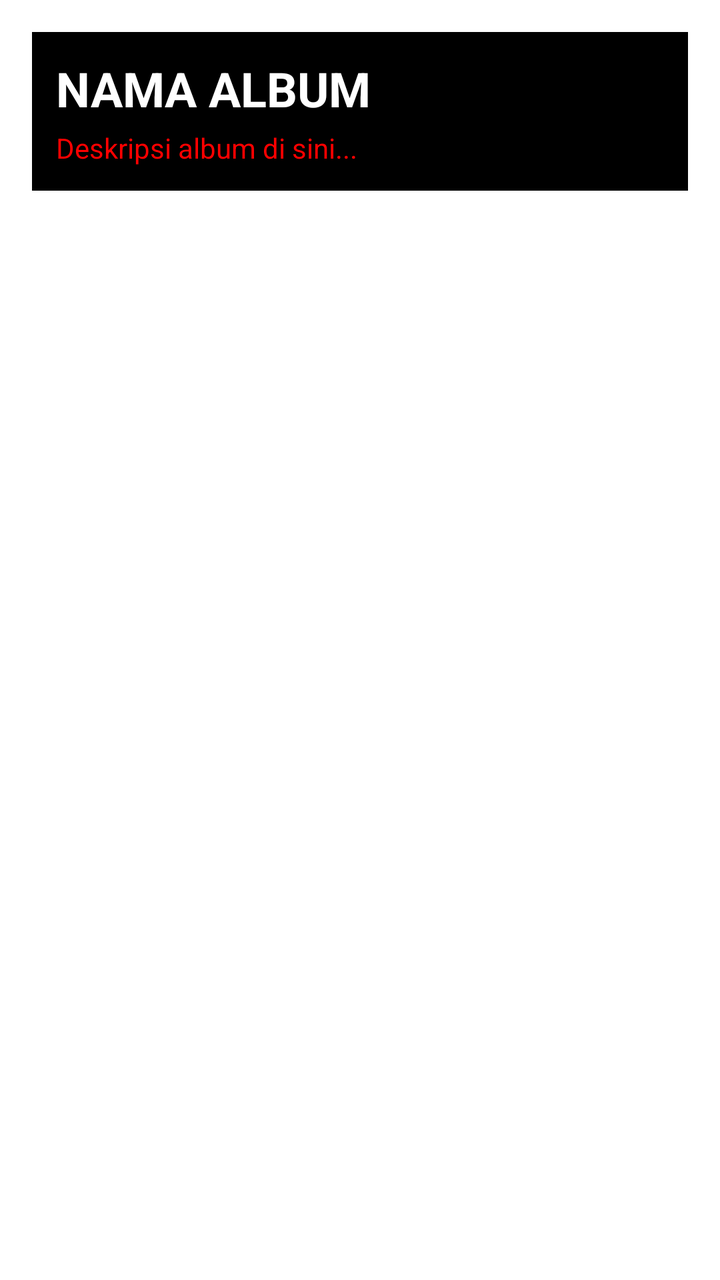
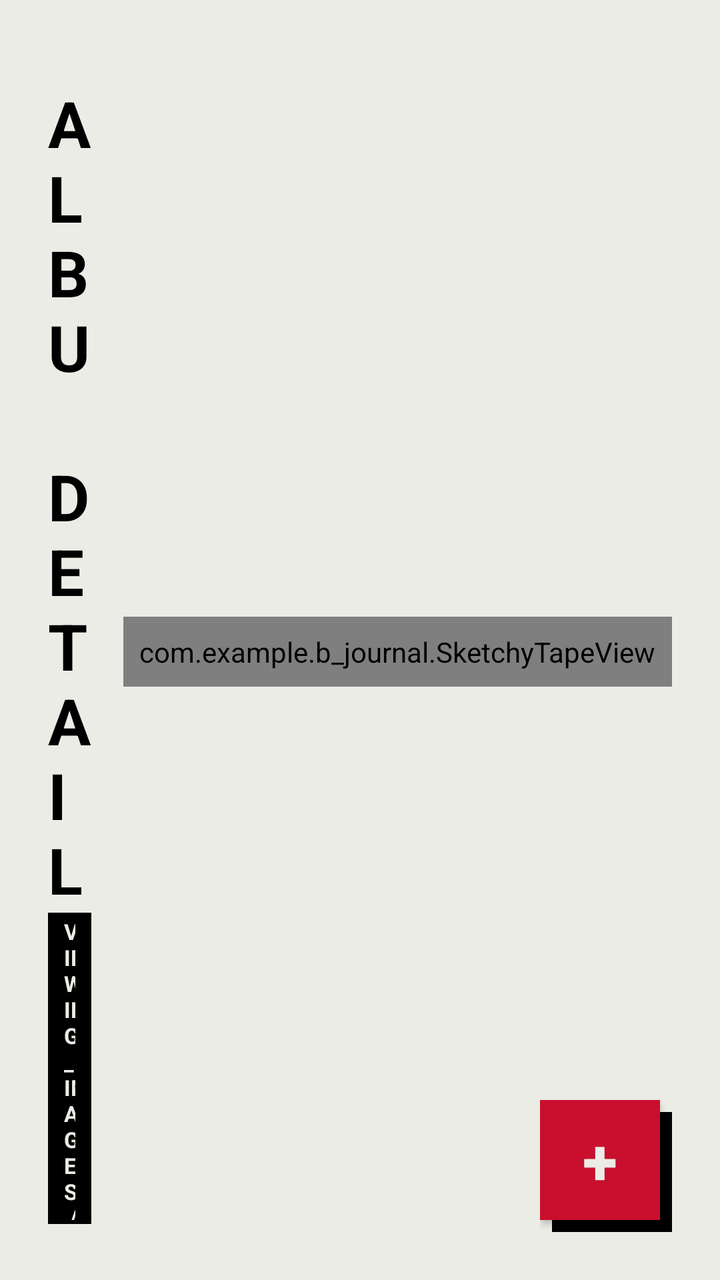

The first picture is an Android layout as it rendered before a commit; the second is the same layout after the commit. The layout source and the unified diff follow.
<!-- AndroidManifest.xml: application theme Theme.BJournal -->
<!-- res/layout/activity_detail_album.xml -->
<?xml version="1.0" encoding="utf-8"?>
<LinearLayout xmlns:android="http://schemas.android.com/apk/res/android"
    android:layout_width="match_parent"
    android:layout_height="match_parent"
    android:background="#FFFFFF"
    android:orientation="vertical"
    android:padding="16dp">

    <LinearLayout
        android:layout_width="match_parent"
        android:layout_height="wrap_content"
        android:background="#000000"
        android:padding="12dp"
        android:orientation="vertical"
        android:layout_marginBottom="16dp">

        <TextView
            android:id="@+id/tv_detail_title"
            android:layout_width="match_parent"
            android:layout_height="wrap_content"
            android:text="NAMA ALBUM"
            android:textColor="#FFFFFF"
            android:textSize="24sp"
            android:textStyle="bold" />

        <TextView
            android:id="@+id/tv_detail_desc"
            android:layout_width="match_parent"
            android:layout_height="wrap_content"
            android:text="Deskripsi album di sini..."
            android:textColor="#FF0000"
            android:textSize="14sp"
            android:layout_marginTop="4dp" />
    </LinearLayout>

    <androidx.recyclerview.widget.RecyclerView
        android:id="@+id/rv_detail_photos"
        android:layout_width="match_parent"
        android:layout_height="match_parent"
        android:scrollbars="vertical" />

</LinearLayout>
<!-- resources referenced by this layout -->
<resources>
  <style name="Theme.BJournal" parent="Base.Theme.BJournal" />
  <style name="Base.Theme.BJournal" parent="Theme.Material3.DayNight.NoActionBar">
          
          
      </style>
</resources>

<!-- the commit's change to res/layout/activity_detail_album.xml (unified diff, before → after) -->
@@ -1,42 +1,163 @@
 <?xml version="1.0" encoding="utf-8"?>
-<LinearLayout xmlns:android="http://schemas.android.com/apk/res/android"
+<RelativeLayout xmlns:android="http://schemas.android.com/apk/res/android"
+    xmlns:app="http://schemas.android.com/apk/res-auto"
+    xmlns:tools="http://schemas.android.com/tools"
     android:layout_width="match_parent"
     android:layout_height="match_parent"
-    android:background="#FFFFFF"
-    android:orientation="vertical"
-    android:padding="16dp">
+    android:background="#ECECE6">
 
     <LinearLayout
         android:layout_width="match_parent"
-        android:layout_height="wrap_content"
-        android:background="#000000"
-        android:padding="12dp"
+        android:layout_height="match_parent"
         android:orientation="vertical"
-        android:layout_marginBottom="16dp">
+        android:padding="24dp">
+
+        <RelativeLayout
+            android:layout_width="match_parent"
+            android:layout_height="wrap_content"
+            android:layout_marginTop="16dp"
+            android:layout_marginBottom="4dp">
+
+            <LinearLayout
+                android:layout_width="wrap_content"
+                android:layout_height="wrap_content"
+                android:orientation="vertical"
+                android:layout_alignParentStart="true"
+                android:layout_toStartOf="@id/layout_edit_container"
+                android:layout_marginEnd="16dp">
+
+                <TextView
+                    android:layout_width="wrap_content"
+                    android:layout_height="wrap_content"
+                    android:text="ALBUM DETAIL"
+                    android:textSize="32sp"
+                    android:textStyle="bold"
+                    android:textColor="@android:color/black" />
+
+                <TextView
+                    android:layout_width="wrap_content"
+                    android:layout_height="wrap_content"
+                    android:text="VIEWING_IMAGES // ARCHIVE_MODE"
+                    android:background="@android:color/black"
+                    android:textColor="#ECECE6"
+                    android:paddingHorizontal="8dp"
+                    android:paddingVertical="2dp"
+                    android:textStyle="bold"
+                    android:textSize="11sp" />
+            </LinearLayout>
+
+            <LinearLayout
+                android:id="@+id/layout_edit_container"
+                android:layout_width="wrap_content"
+                android:layout_height="wrap_content"
+                android:layout_alignParentEnd="true"
+                android:layout_centerInParent="true">
+
+                <com.example.b_journal.SketchyTapeView
+                    android:layout_width="wrap_content"
+                    android:layout_height="wrap_content"
+                    android:padding="8dp">
+
+                    <androidx.appcompat.widget.AppCompatButton
+                        android:id="@+id/btn_edit_album"
+                        android:layout_width="75dp"
+                        android:layout_height="42dp"
+                        android:background="@android:color/black"
+                        android:text="EDIT"
+                        android:textColor="#ECECE6"
+                        android:textSize="12sp"
+                        android:textStyle="bold" />
+                </com.example.b_journal.SketchyTapeView>
+            </LinearLayout>
+        </RelativeLayout>
+
+        <com.example.b_journal.SketchyTapeView
+            android:layout_width="match_parent"
+            android:layout_height="wrap_content"
+            android:padding="16dp"
+            android:layout_marginBottom="24dp">
+
+            <LinearLayout
+                android:layout_width="match_parent"
+                android:layout_height="wrap_content"
+                android:background="@android:color/white"
+                android:padding="16dp"
+                android:orientation="vertical">
+
+                <TextView
+                    android:id="@+id/tv_detail_title"
+                    android:layout_width="match_parent"
+                    android:layout_height="wrap_content"
+                    android:text="NAMA ALBUM"
+                    android:textColor="@android:color/black"
+                    android:textSize="22sp"
+                    android:textStyle="bold" />
+
+                <View
+                    android:layout_width="match_parent"
+                    android:layout_height="2dp"
+                    android:background="@android:color/black"
+                    android:layout_marginTop="12dp"
+                    android:layout_marginBottom="12dp" />
+
+                <TextView
+                    android:id="@+id/tv_detail_desc"
+                    android:layout_width="match_parent"
+                    android:layout_height="wrap_content"
+                    android:text="Deskripsi album di sini..."
+                    android:textColor="#505050"
+                    android:textSize="14sp"
+                    android:textStyle="bold" />
+            </LinearLayout>
+        </com.example.b_journal.SketchyTapeView>
 
         <TextView
-            android:id="@+id/tv_detail_title"
+            android:layout_width="wrap_content"
+            android:layout_height="wrap_content"
+            android:text="GALLERY_COLLECTION //"
+            android:textColor="@android:color/black"
+            android:textStyle="bold"
+            android:textSize="13sp"
+            android:layout_marginLeft="16dp"
+            android:layout_marginBottom="8dp" />
+
+        <androidx.recyclerview.widget.RecyclerView
+            android:id="@+id/rv_detail_photos"
             android:layout_width="match_parent"
-            android:layout_height="wrap_content"
-            android:text="NAMA ALBUM"
-            android:textColor="#FFFFFF"
-            android:textSize="24sp"
-            android:textStyle="bold" />
+            android:layout_height="match_parent"
+            android:clipToPadding="false"
+            android:paddingBottom="100dp"
+            android:scrollbars="vertical" />
 
-        <TextView
-            android:id="@+id/tv_detail_desc"
-            android:layout_width="match_parent"
-            android:layout_height="wrap_content"
-            android:text="Deskripsi album di sini..."
-            android:textColor="#FF0000"
-            android:textSize="14sp"
-            android:layout_marginTop="4dp" />
     </LinearLayout>
 
-    <androidx.recyclerview.widget.RecyclerView
-        android:id="@+id/rv_detail_photos"
-        android:layout_width="match_parent"
-        android:layout_height="match_parent"
-        android:scrollbars="vertical" />
+    <FrameLayout
+        android:layout_width="wrap_content"
+        android:layout_height="wrap_content"
+        android:layout_alignParentBottom="true"
+        android:layout_alignParentEnd="true"
+        android:layout_margin="24dp">
 
-</LinearLayout>
+        <View
+            android:layout_width="60dp"
+            android:layout_height="60dp"
+            android:layout_marginTop="6dp"
+            android:layout_marginStart="6dp"
+            android:background="@android:color/black" />
+
+        <androidx.appcompat.widget.AppCompatButton
+            android:id="@+id/fab_add_photo"
+            android:layout_width="60dp"
+            android:layout_height="60dp"
+            android:layout_marginEnd="6dp"
+            android:layout_marginBottom="6dp"
+            android:background="#C8102E"
+            android:text="+"
+            android:textColor="#ECECE6"
+            android:textSize="32sp"
+            android:textStyle="bold"
+            android:gravity="center"
+            android:padding="0dp" />
+    </FrameLayout>
+
+</RelativeLayout>
